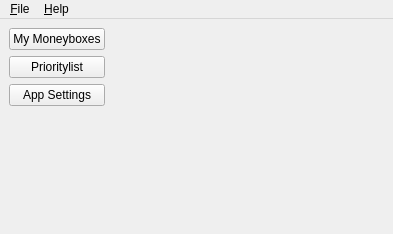
Qt form src/gui/ui/static/main_window.ui (PythBuster/savings_manager_gui) before a commit.
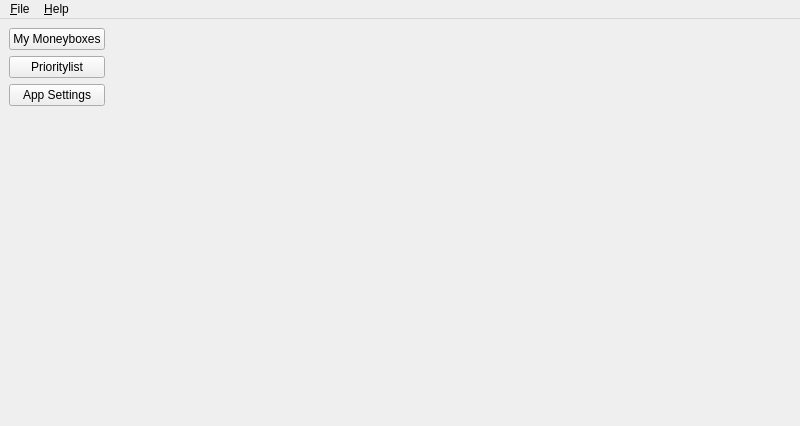
The same form after that commit.

Commit message: feat: implement add and sub amount dialogs from moneybox

Patch:
```diff
--- a/src/gui/ui/static/main_window.ui
+++ b/src/gui/ui/static/main_window.ui
@@ -6,8 +6,8 @@
    <rect>
     <x>0</x>
     <y>0</y>
-    <width>393</width>
-    <height>234</height>
+    <width>800</width>
+    <height>426</height>
    </rect>
   </property>
   <property name="windowTitle">
@@ -63,7 +63,7 @@
     <rect>
      <x>0</x>
      <y>0</y>
-     <width>393</width>
+     <width>800</width>
      <height>22</height>
     </rect>
    </property>
```
The commit also changes 6 other files.
